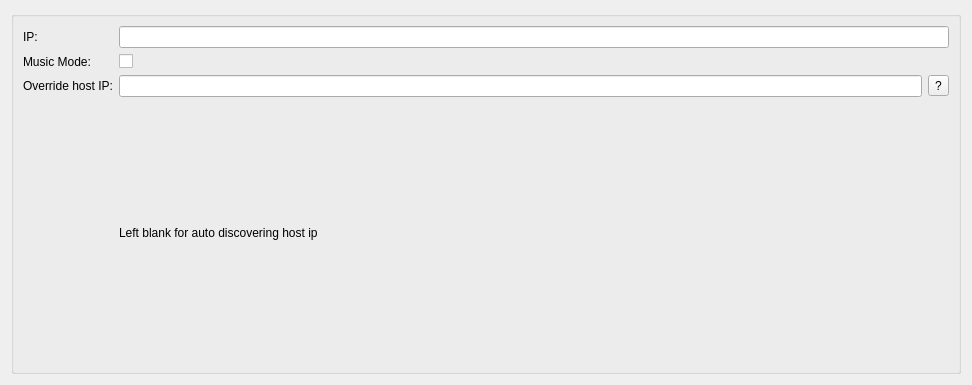
Above: qt/ManualDevicesSettingsPage/YeelightSettingsEntry/YeelightSettingsEntry.ui from CalcProgrammer1/OpenRGB before the change. Below: the same form after it.
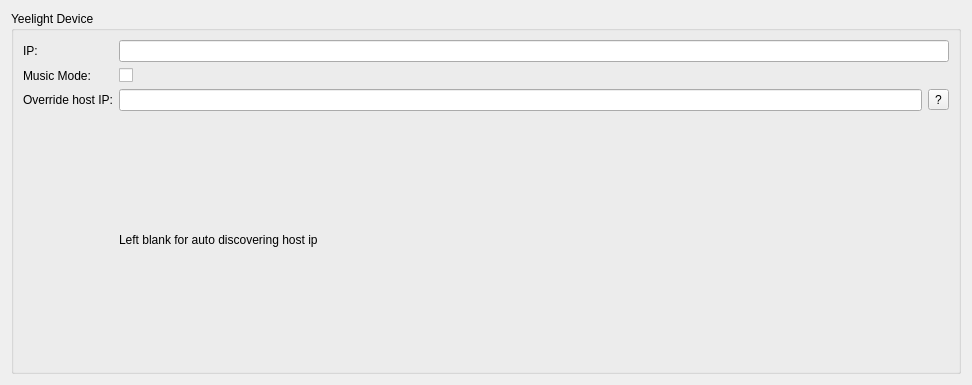
That is the form after the change.

Commit message: Add device entry titles

```diff
--- a/qt/ManualDevicesSettingsPage/YeelightSettingsEntry/YeelightSettingsEntry.ui
+++ b/qt/ManualDevicesSettingsPage/YeelightSettingsEntry/YeelightSettingsEntry.ui
@@ -23,7 +23,7 @@
    <item row="1" column="0" colspan="2">
     <widget class="QGroupBox" name="groupBox">
      <property name="title">
-      <string/>
+      <string>Yeelight Device</string>
      </property>
      <layout class="QGridLayout" name="gridLayout_2">
       <item row="2" column="1">
```
The commit also changes 12 other files.
